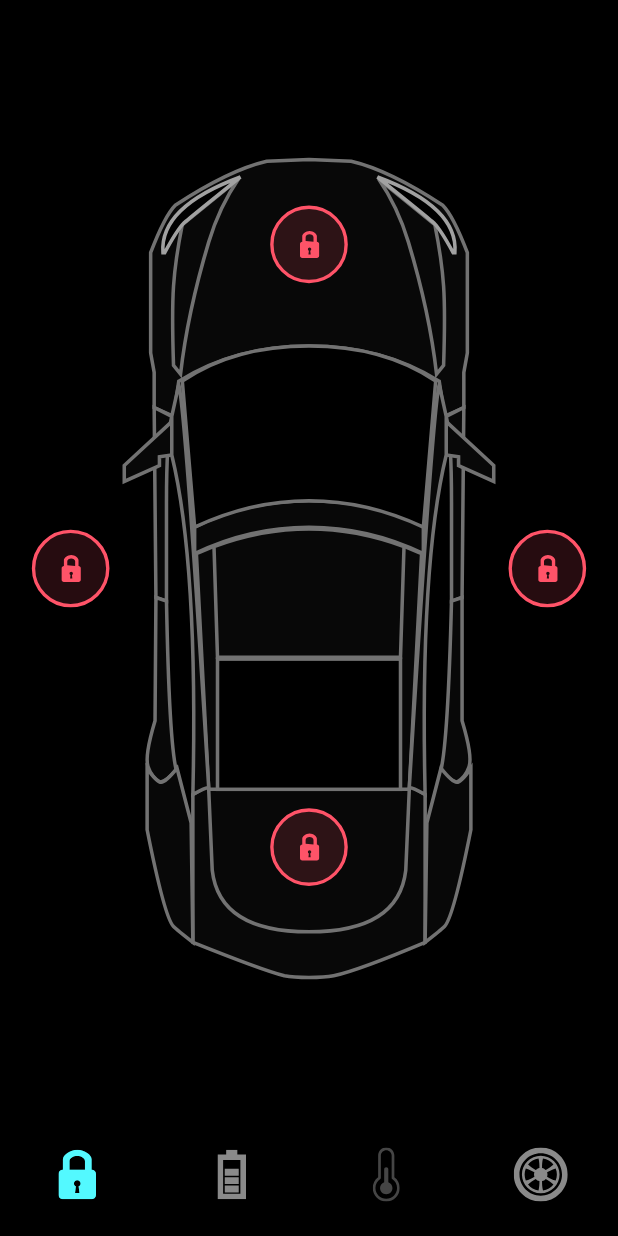
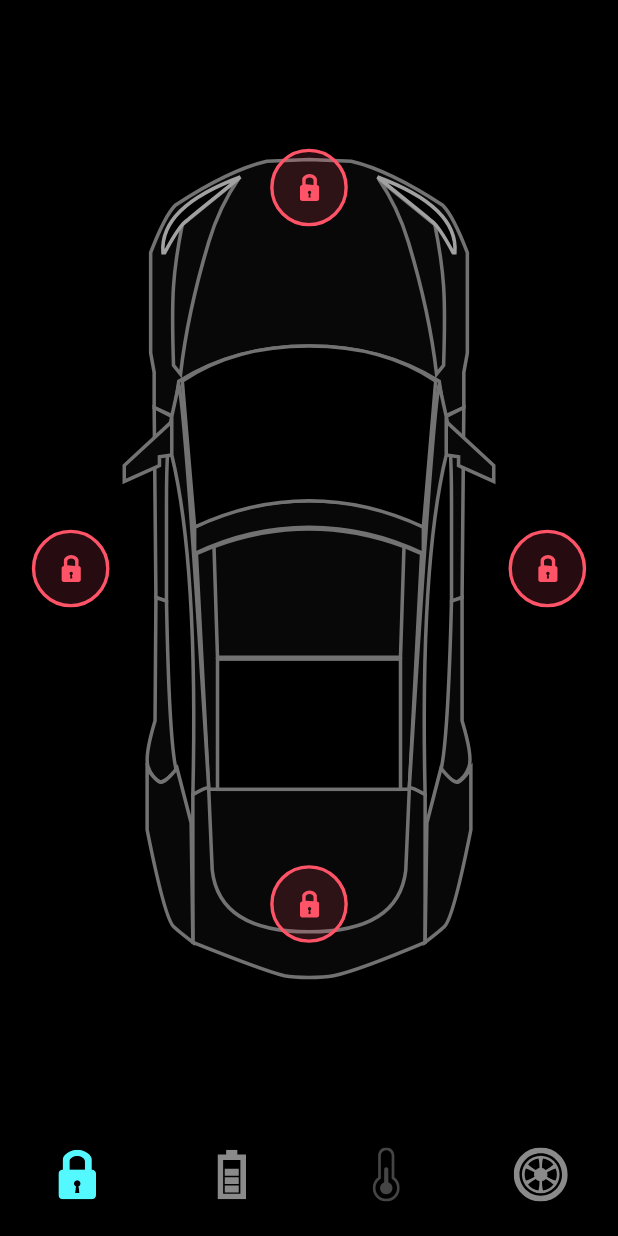
Before and after one commit to Samandar-Rajabboyev/Tesla-Car-Control-App, a Flutter app: the screen it shows after launch, on a phone screen of 412 x 824 dp. Run offline on Flutter 3.47's test engine with Material 2 defaults, Android fonts, the phone set to English and light mode, and no system bars; our stand-ins replace flutter_svg.

Commit message:
Battery Screen completed

```diff
--- a/lib/home_controller.dart
+++ b/lib/home_controller.dart
@@ -1,6 +1,13 @@
 import 'package:flutter/material.dart';
 
 class HomeController extends ChangeNotifier {
+  int selectedBottomTab = 0;
+
+  void onBottomNavigationTabChange(int index) {
+    selectedBottomTab = index;
+    notifyListeners();
+  }
+
   bool isRightDoorLock = true;
   bool isLeftDoorLock = true;
   bool isBonnetLock = true;
--- a/lib/screens/home_screen.dart
+++ b/lib/screens/home_screen.dart
@@ -2,63 +2,149 @@ import 'package:flutter/material.dart';
 import 'package:flutter_svg/flutter_svg.dart';
 import 'package:tesla_car_control_app/home_controller.dart';
 
+import '../constanins.dart';
+import 'components/battery_status.dart';
 import 'components/door_lock.dart';
 import 'components/tesla_bottom_navigationbar.dart';
 
-class HomeScreen extends StatelessWidget {
+class HomeScreen extends StatefulWidget {
   HomeScreen({Key? key}) : super(key: key);
 
+  @override
+  State<HomeScreen> createState() => _HomeScreenState();
+}
+
+class _HomeScreenState extends State<HomeScreen> with SingleTickerProviderStateMixin {
   final HomeController _controller = HomeController();
+
+  late AnimationController _batteryAnimationController;
+  late Animation<double> _animationBattery;
+  late Animation<double> _animationBatteryStatus;
+
+  void setupBatteryAnimation() {
+    _batteryAnimationController = AnimationController(
+      vsync: this,
+      duration: Duration(milliseconds: 600),
+    );
+
+    _animationBattery = CurvedAnimation(
+      parent: _batteryAnimationController,
+      curve: Interval(0.0, 0.5),
+    );
+
+    _animationBatteryStatus = CurvedAnimation(
+      parent: _batteryAnimationController,
+      curve: Interval(0.6, 1),
+    );
+  }
+
+  @override
+  void initState() {
+    setupBatteryAnimation();
+    // TODO: implement initState
+    super.initState();
+  }
+
+  @override
+  void dispose() {
+    _batteryAnimationController.dispose();
+    // TODO: implement dispose
+    super.dispose();
+  }
 
   @override
   Widget build(BuildContext context) {
     return AnimatedBuilder(
-        animation: _controller,
+        animation: Listenable.merge([_controller, _batteryAnimationController]),
         builder: (context, child) {
           return Scaffold(
             bottomNavigationBar: TeslaBottomNavigatonBar(
-              onTap: (index) {},
-              selectedTab: 0,
+              onTap: (index) {
+                if (index == 1)
+                  _batteryAnimationController.forward();
+                else if (_controller.selectedBottomTab == 1 && index != 1) _batteryAnimationController.reverse();
+                _controller.onBottomNavigationTabChange(index);
+              },
+              selectedTab: _controller.selectedBottomTab,
             ),
-            body: SafeArea(child: LayoutBuilder(builder: (context, constrains) {
+            body: SafeArea(child: LayoutBuilder(builder: (context, constraints) {
               return Stack(
                 alignment: Alignment.center,
                 children: [
                   Padding(
-                    padding: EdgeInsets.symmetric(horizontal: constrains.maxHeight * 0.1),
+                    padding: EdgeInsets.symmetric(horizontal: constraints.maxHeight * 0.1),
                     child: SvgPicture.asset(
                       'assets/icons/Car.svg',
                       width: double.infinity,
                     ),
                   ),
-                  Positioned(
-                    right: constrains.maxWidth * 0.05,
+                  AnimatedPositioned(
+                    duration: defaultDuration,
+                    right: _controller.selectedBottomTab == 0 ? constraints.maxWidth * 0.05 : constraints.maxWidth / 2,
+                    child: AnimatedOpacity(
+                      duration: defaultDuration,
+                      opacity: _controller.selectedBottomTab == 0 ? 1 : 0,
                       child: DoorLock(
                         press: _controller.updateRightDoorLock,
                         isLock: _controller.isRightDoorLock,
                       ),
                     ),
-                  Positioned(
-                    left: constrains.maxWidth * 0.05,
+                  ),
+                  AnimatedPositioned(
+                    duration: defaultDuration,
+                    left: _controller.selectedBottomTab == 0 ? constraints.maxWidth * 0.05 : constraints.maxWidth / 2,
+                    child: AnimatedOpacity(
+                      duration: defaultDuration,
+                      opacity: _controller.selectedBottomTab == 0 ? 1 : 0,
                       child: DoorLock(
                         press: _controller.updateLeftDoorLock,
                         isLock: _controller.isLeftDoorLock,
                       ),
                     ),
-                  Positioned(
-                    top: constrains.maxHeight * 0.18,
+                  ),
+                  AnimatedPositioned(
+                    duration: defaultDuration,
+                    top: _controller.selectedBottomTab == 0 ? constraints.maxHeight * 0.13 : constraints.maxWidth * 0.9,
+                    child: AnimatedOpacity(
+                      duration: defaultDuration,
+                      opacity: _controller.selectedBottomTab == 0 ? 1 : 0,
                       child: DoorLock(
                         press: _controller.updateBonnetLock,
                         isLock: _controller.isBonnetLock,
                       ),
                     ),
-                  Positioned(
-                    bottom: constrains.maxHeight * 0.22,
+                  ),
+                  AnimatedPositioned(
+                    duration: defaultDuration,
+                    bottom:
+                        _controller.selectedBottomTab == 0 ? constraints.maxHeight * 0.17 : constraints.maxWidth * 0.8,
+                    child: AnimatedOpacity(
+                      duration: defaultDuration,
+                      opacity: _controller.selectedBottomTab == 0 ? 1 : 0,
                       child: DoorLock(
                         press: _controller.updateTrunkLock,
                         isLock: _controller.isTrunkLock,
                       ),
                     ),
+                  ),
+                  Opacity(
+                    opacity: _animationBattery.value,
+                    child: SvgPicture.asset(
+                      'assets/icons/Battery.svg',
+                      width: constraints.maxWidth * 0.45,
+                    ),
+                  ),
+                  Positioned(
+                    top: 50 * (1 - _animationBatteryStatus.value),
+                    height: constraints.maxHeight,
+                    width: constraints.maxWidth,
+                    child: Opacity(
+                      opacity: _animationBatteryStatus.value,
+                      child: BatteryStatus(
+                        constraints: constraints,
+                      ),
+                    ),
+                  )
                 ],
               );
             })),
```
Also changed, not shown: lib/screens/components/battery_status.dart (added, +56 -0 lines). Lines whose indentation alone changed are shown as unchanged.
